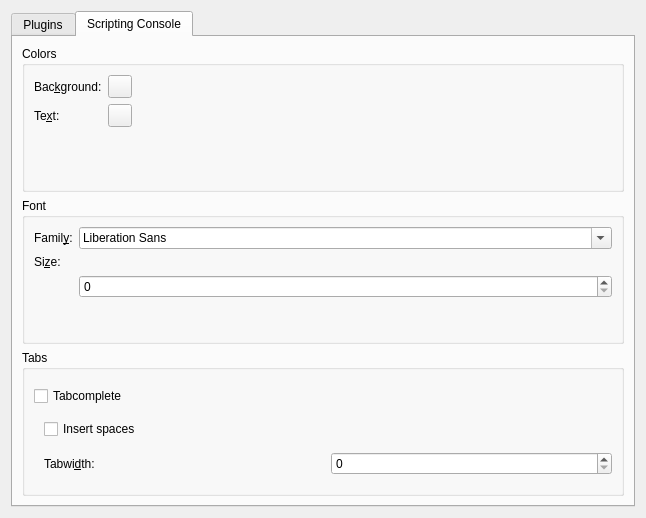
First picture: the form in ressources/pyTSon-configdialog.ui, repository pathmann/pyTSon, before the edit.
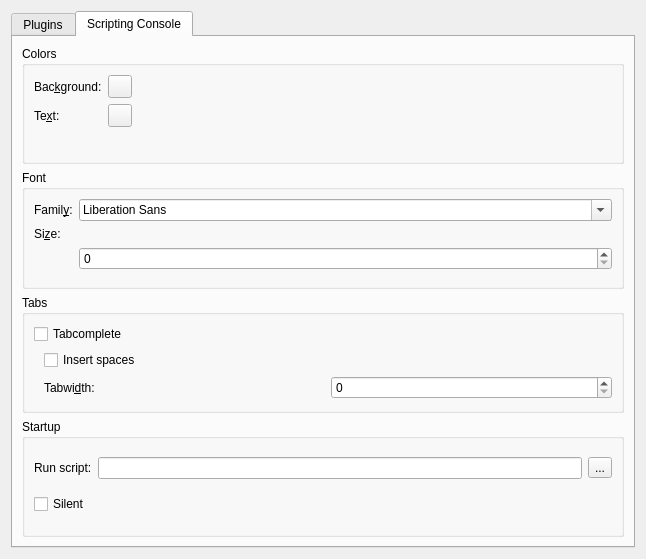
Second picture: the form after the edit. The open tabs and pages were chosen to show the change.

Commit message: added pythonstartup script for scriptingconsole

Diff of the .ui file:
```diff
--- a/ressources/pyTSon-configdialog.ui
+++ b/ressources/pyTSon-configdialog.ui
@@ -7,7 +7,7 @@
     <x>0</x>
     <y>0</y>
     <width>646</width>
-    <height>518</height>
+    <height>559</height>
    </rect>
   </property>
   <property name="windowTitle">
@@ -347,6 +347,43 @@
          </layout>
         </widget>
        </item>
+       <item>
+        <widget class="QGroupBox" name="startupBox">
+         <property name="title">
+          <string>Startup</string>
+         </property>
+         <layout class="QVBoxLayout" name="verticalLayout_5">
+          <item>
+           <layout class="QHBoxLayout" name="horizontalLayout_5">
+            <item>
+             <widget class="QLabel" name="label_10">
+              <property name="text">
+               <string>Run script:</string>
+              </property>
+             </widget>
+            </item>
+            <item>
+             <widget class="QLineEdit" name="scriptEdit"/>
+            </item>
+            <item>
+             <widget class="QToolButton" name="scriptButton">
+              <property name="text">
+               <string>...</string>
+              </property>
+             </widget>
+            </item>
+           </layout>
+          </item>
+          <item>
+           <widget class="QCheckBox" name="silentButton">
+            <property name="text">
+             <string>Silent</string>
+            </property>
+           </widget>
+          </item>
+         </layout>
+        </widget>
+       </item>
       </layout>
      </widget>
     </widget>
```
Left out of the diff: 4 changed lines with no effect on the pictures. The commit also changes 3 other files.
